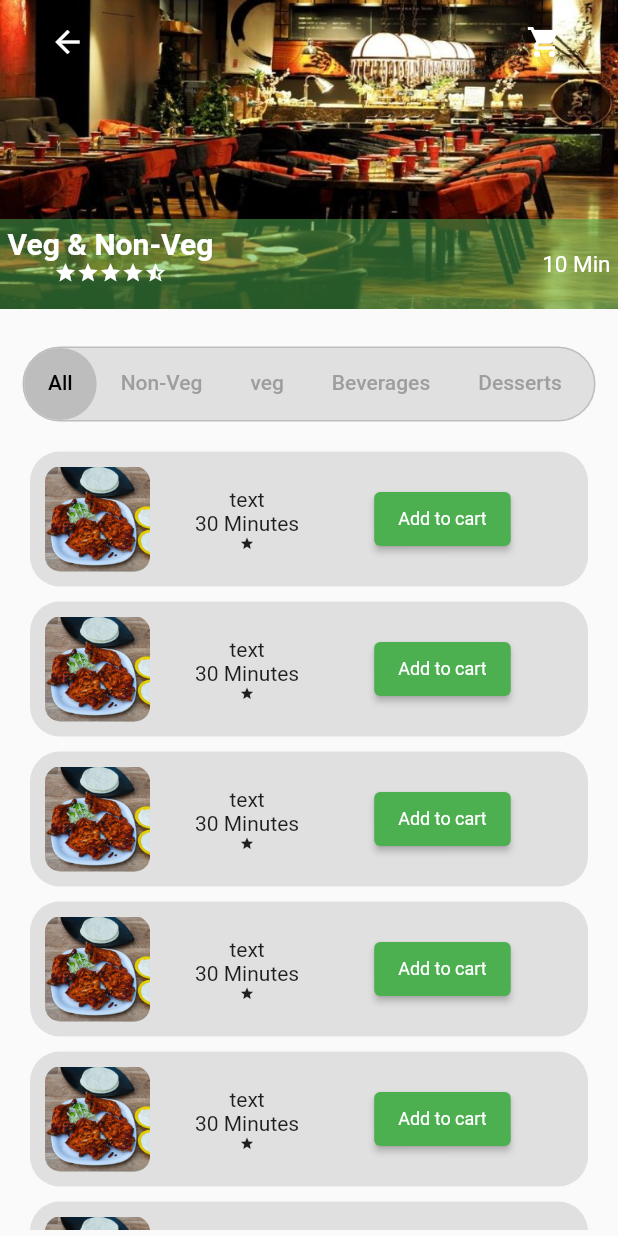
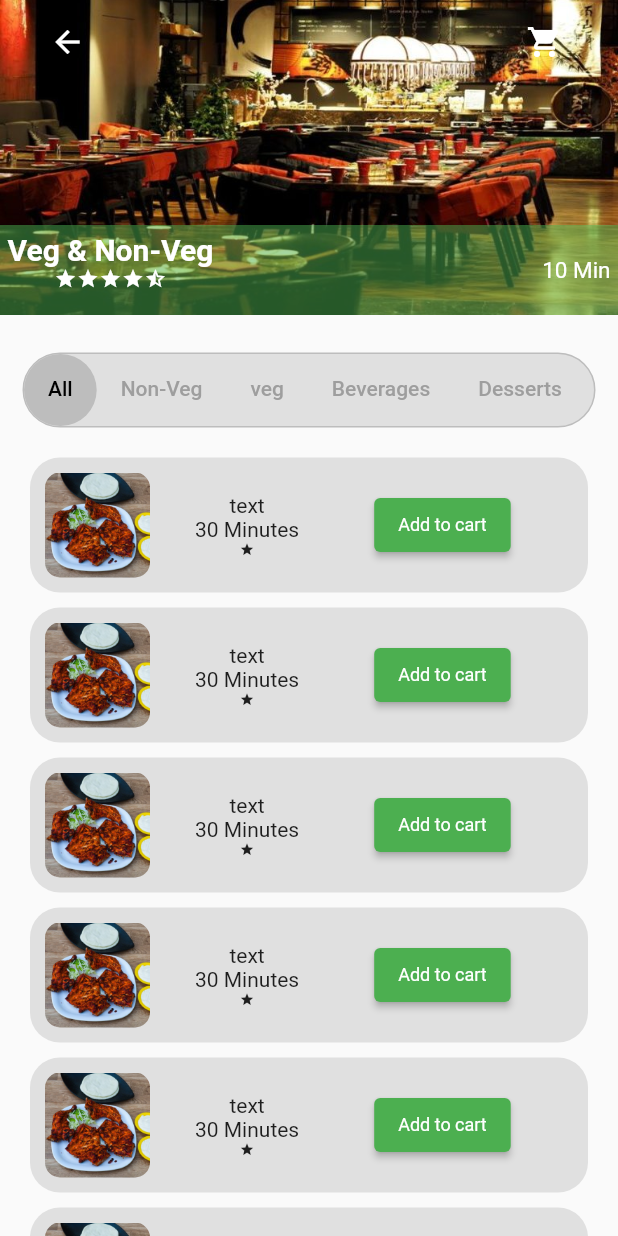
Before and after one commit to JITHIN665/Fresh4delivery, a Flutter app: the Body widget shown alone on an empty page, opened directly, after a tap on "Alfaham", on a phone screen of 412 x 824 dp. Run offline on Flutter 3.47's test engine with Material 2 defaults, Android fonts, the phone set to English and light mode, and no system bars; our stand-ins replace carousel_slider.

Commit message:
Commit again

```diff
--- a/lib/Screens/home.dart
+++ b/lib/Screens/home.dart
@@ -249,10 +249,10 @@ class Body extends StatelessWidget {
             }).toList(),
           ),
           SizedBox(
-            height: 5,
+            height: 10,
           ),
           SizedBox(
-            height: 100,
+            height: 90,
             child: ListView.builder(
               shrinkWrap: true,
               itemCount: 15,
--- a/lib/Screens/restuarent_view.dart
+++ b/lib/Screens/restuarent_view.dart
@@ -41,9 +41,10 @@ class RestuarentView extends StatelessWidget {
             Stack(
               children: [
                 Container(
+                  height: 210,
                   // height: MediaQuery.of(context).size.height,
-                  height: MediaQuery.of(context).size.height * 0.25,
-                  width: MediaQuery.of(context).size.width,
+                  // height: MediaQuery.of(context).size.height * 0.25,
+                  // width: MediaQuery.of(context).size.width,
                   decoration: BoxDecoration(
                     image: DecorationImage(
                       image: AssetImage('assets/images/r2.jpg'),
@@ -174,7 +175,6 @@ class RestuarentView extends StatelessWidget {
                         physics: BouncingScrollPhysics(),
                         child: Column(
                           children: [
-                            Card(),
                             Card(),
                             Card(),
                             Card(),
```
Also changed, not shown: lib/Screens/manageaddress.dart (+8 -0 lines), 7 other files.
